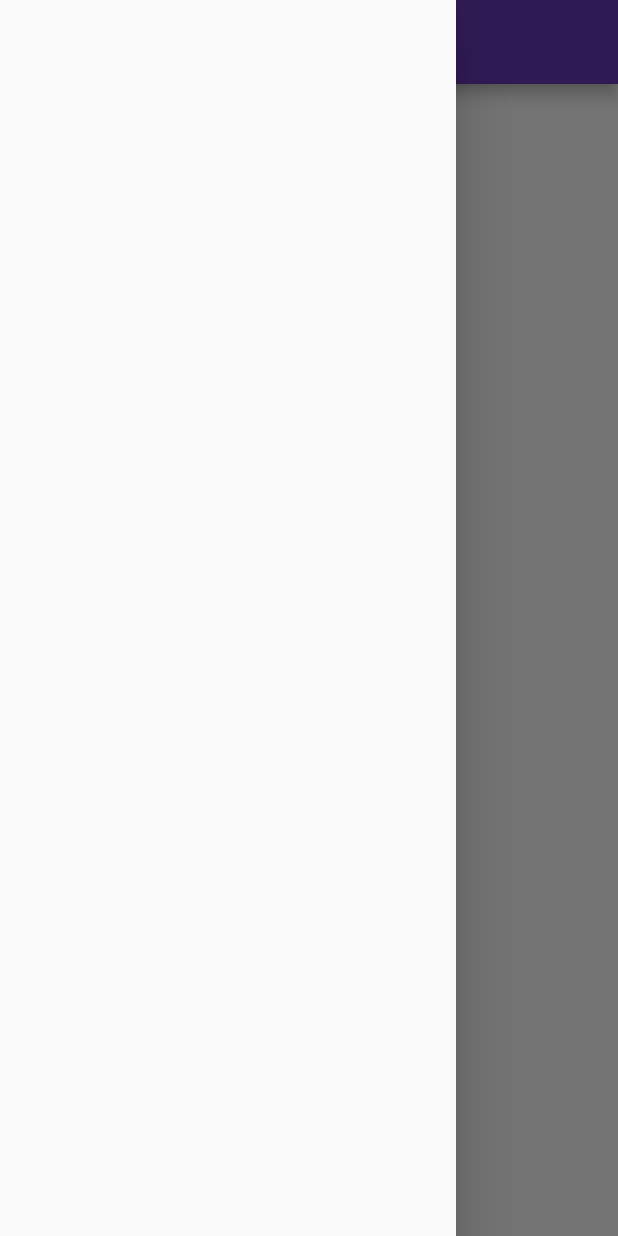
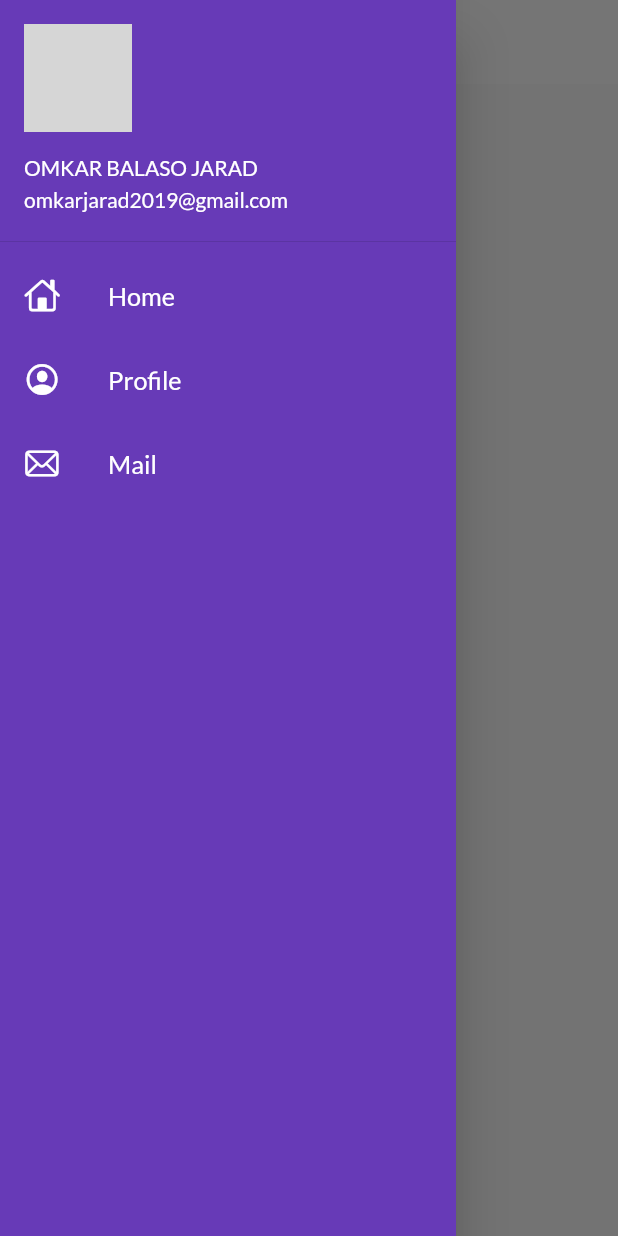
Before and after one commit to omkarjarad2002/flutter_catalog, a Flutter app: the screen it shows after launch, with the side drawer open, on a phone screen of 412 x 824 dp. Run offline on Flutter 3.47's test engine with Material 2 defaults, Android fonts, the phone set to English and light mode, and no system bars; our stand-ins replace google_fonts; network calls fail; grey boxes are pictures that could not be loaded.

Commit message:
14-02-2023

```diff
--- a/lib/main.dart
+++ b/lib/main.dart
@@ -18,11 +18,19 @@ class MyApp extends StatelessWidget {
       theme: ThemeData(
         primarySwatch: Colors.deepPurple,
         fontFamily: GoogleFonts.lato().fontFamily,
+        appBarTheme: AppBarTheme(
+          color: Colors.white,
+          elevation: 0.0,
+          iconTheme: IconThemeData(color: Colors.black),
+          textTheme: Theme.of(context).textTheme,
+        ),
       ),
       darkTheme: ThemeData(
         brightness: Brightness.dark,
       ),
+      debugShowCheckedModeBanner: false,
       routes: {
+        "/": (context) => HomePage(),
         MyRoutes.homeRoute: (context) => HomePage(),
         MyRoutes.loginRoute: (context) => LoginPage(),
       },
--- a/lib/pages/home_page.dart
+++ b/lib/pages/home_page.dart
@@ -1,4 +1,5 @@
 import 'package:flutter/material.dart';
+import 'package:flutter_catalog/widgets/drawer.dart';
 
 class HomePage extends StatelessWidget {
   const HomePage({Key? key}) : super(key: key);
@@ -14,7 +15,7 @@ class HomePage extends StatelessWidget {
           child: Text("OMKAR BALASO JARAD"),
         ),
       ),
-      drawer: Drawer(),
+      drawer: MyDrawer(),
     );
   }
 }
--- /dev/null
+++ b/lib/widgets/drawer.dart
@@ -0,0 +1,65 @@
+import 'package:flutter/cupertino.dart';
+import 'package:flutter/material.dart';
+
+class MyDrawer extends StatelessWidget {
+  const MyDrawer({Key? key}) : super(key: key);
+
+  @override
+  Widget build(BuildContext context) {
+    final image =
+        "https://png.pngtree.com/png-vector/20190223/ourmid/pngtree-profile-line-black-icon-png-image_691051.jpg";
+    return Drawer(
+      child: Container(
+        color: Colors.deepPurple,
+        child: ListView(
+          children: [
+            DrawerHeader(
+              padding: EdgeInsets.zero,
+              child: UserAccountsDrawerHeader(
+                margin: EdgeInsets.zero,
+                accountName: Text("OMKAR BALASO JARAD"),
+                accountEmail: Text("omkarjarad2019@gmail.com"),
+                currentAccountPicture: CircleAvatar(
+                  backgroundImage: NetworkImage(image),
+                ),
+              ),
+            ),
+            ListTile(
+              leading: Icon(
+                CupertinoIcons.home,
+                color: Colors.white,
+              ),
+              title: Text(
+                "Home",
+                textScaleFactor: 1.2,
+                style: TextStyle(color: Colors.white),
+              ),
+            ),
+            ListTile(
+              leading: Icon(
+                CupertinoIcons.profile_circled,
+                color: Colors.white,
+              ),
+              title: Text(
+                "Profile",
+                textScaleFactor: 1.2,
+                style: TextStyle(color: Colors.white),
+              ),
+            ),
+            ListTile(
+              leading: Icon(
+                CupertinoIcons.mail,
+                color: Colors.white,
+              ),
+              title: Text(
+                "Mail",
+                textScaleFactor: 1.2,
+                style: TextStyle(color: Colors.white),
+              ),
+            )
+          ],
+        ),
+      ),
+    );
+  }
+}
```
